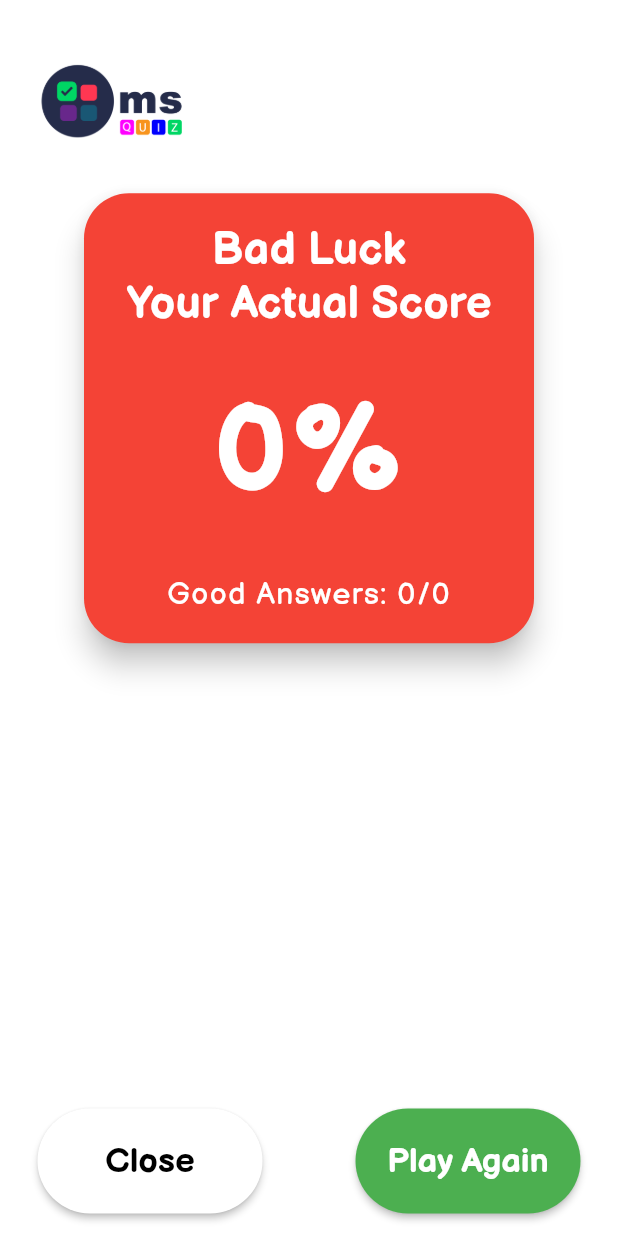
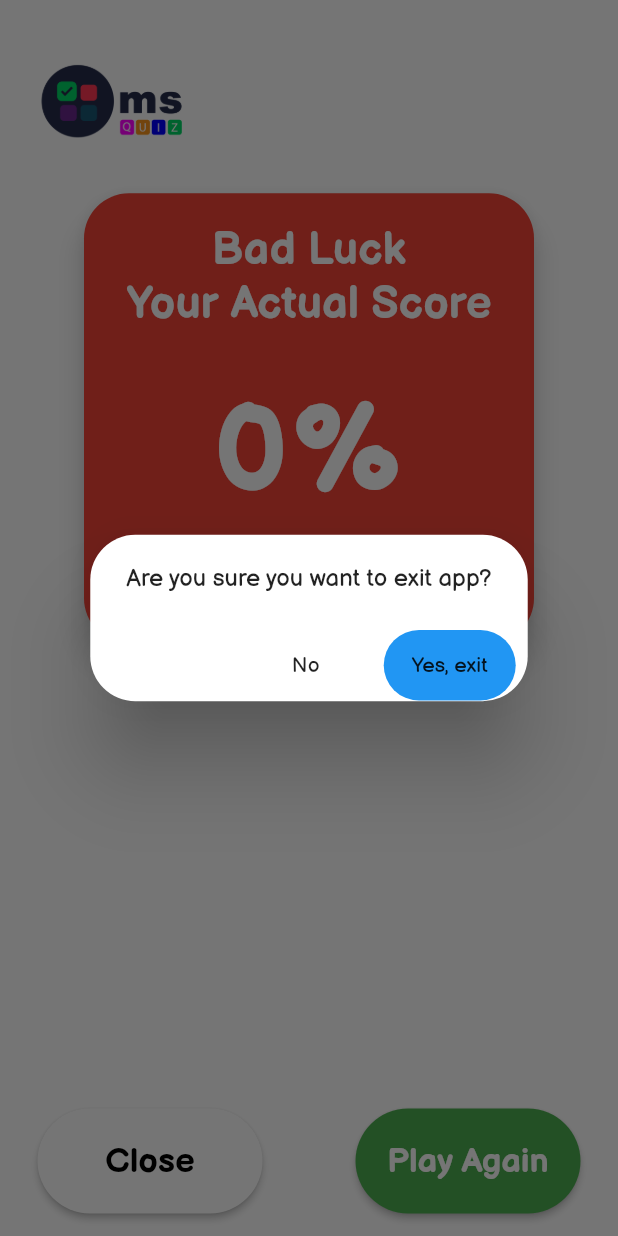
Before and after one commit to Filiponesco/quizomania, a Flutter app: the ResultPage screen opened directly with empty values, after a tap on "Close", on a phone screen of 412 x 824 dp. Run offline on Flutter 3.47's test engine with Material 2 defaults, Android fonts, the phone set to English and light mode, and no system bars; our stand-ins replace auto_size_text, bloc, flutter_bloc, numberpicker.

Commit message:
add confirm dialog

```diff
--- /dev/null
+++ b/lib/screens/confirm_dialog.dart
@@ -0,0 +1,42 @@
+import 'package:flutter/material.dart';
+import 'package:quizomania/widgets/big_button.dart';
+
+class ConfirmDialog extends StatelessWidget {
+  final String content;
+  ConfirmDialog({this.content});
+
+  @override
+  Widget build(BuildContext context) {
+    return AlertDialog(
+      actionsPadding: EdgeInsets.symmetric(horizontal: 8),
+      shape: RoundedRectangleBorder(
+        borderRadius: BorderRadius.circular(30),
+      ),
+      content: Text(
+          content,
+          style: TextStyle(fontFamily: 'Balsamiq')),
+      actions: <Widget>[
+        FlatButton(
+          padding: EdgeInsets.all(15),
+          shape: RoundedRectangleBorder(
+              borderRadius: BorderRadius.circular(25)),
+          child: Text('No', style: TextStyle(fontFamily: 'Balsamiq')),
+          onPressed: () {
+            Navigator.of(context).pop(false);
+          },
+        ),
+        FlatButton(
+          padding: EdgeInsets.all(15),
+          shape: RoundedRectangleBorder(
+              borderRadius: BorderRadius.circular(25)),
+          color: Colors.blue,
+          child: Text('Yes, exit',
+              style: TextStyle(fontFamily: 'Balsamiq')),
+          onPressed: () {
+            Navigator.of(context).pop(true);
+          },
+        ),
+      ],
+    );
+  }
+}
--- a/lib/screens/result_page.dart
+++ b/lib/screens/result_page.dart
@@ -2,6 +2,7 @@ import 'package:flutter/cupertino.dart';
 import 'package:flutter/material.dart';
 import 'package:flutter/services.dart';
 import 'package:quizomania/main.dart';
+import 'package:quizomania/screens/confirm_dialog.dart';
 import 'package:quizomania/widgets/big_button.dart';
 import 'package:quizomania/widgets/my_back_button.dart';
 
@@ -10,33 +11,37 @@ class ResultPage extends StatelessWidget {
   final int score;
   final int totalScore;
   final double percentage;
-  ResultPage({@required this.score, @required this.totalScore, @required this.percentage});
+
+  ResultPage(
+      {@required this.score, @required this.totalScore, @required this.percentage});
+
   @override
   Widget build(BuildContext context) {
     String _description;
     Color _colorCard;
-    if(percentage < 0.33){
+    if (percentage < 0.33) {
       _description = 'Bad Luck';
       _colorCard = Colors.red;
     }
-    else if(percentage < 0.5){
+    else if (percentage < 0.5) {
       _description = 'Not bad';
       _colorCard = Colors.orange;
     }
-    else if(percentage < 0.75){
+    else if (percentage < 0.75) {
       _description = 'Good Job!';
       _colorCard = Colors.green;
     }
-    else{
+    else {
       _description = 'Congratulations!';
       _colorCard = Colors.blue;
     }
     return Scaffold(
         backgroundColor: Colors.white,
         body: Padding(
-        padding: const EdgeInsets.only(left: 25, right: 25, top: 40, bottom: 15),
+          padding: const EdgeInsets.only(
+              left: 25, right: 25, top: 40, bottom: 15),
           child: Stack(
-          children:<Widget>[ Column(
+              children: <Widget>[ Column(
                   crossAxisAlignment: CrossAxisAlignment.start,
                   children: <Widget>[
                     Image(
@@ -69,7 +74,7 @@ class ResultPage extends StatelessWidget {
                                   ),
                                 ),
                                 Text(
-                              '${(percentage*100).floor()}%',
+                                  '${(percentage * 100).floor()}%',
                                   textAlign: TextAlign.center,
                                   style: TextStyle(
                                       fontSize: 80.0,
@@ -108,14 +113,21 @@ class ResultPage extends StatelessWidget {
                         color: Colors.white,
                         text: 'Close',
                         onPressed: () {
-                      SystemNavigator.pop();
+                          showDialog(context: context,
+                              builder: (context){
+                            return ConfirmDialog(
+                                content: 'Are you sure you want to exit app?');
+                            //SystemNavigator.pop();
+                          }
+                          );
                         },
                       ),
                       BigButton(
                         color: Colors.green,
                         text: 'Play Again',
                         onPressed: () {
-                      Navigator.popUntil(context, ModalRoute.withName('/category'));
+                          Navigator.push(
+                              context, MaterialPageRoute(builder: (context)=> MyHomePage()));
                         },
                       ),
                     ],
--- a/lib/widgets/my_back_button.dart
+++ b/lib/widgets/my_back_button.dart
@@ -3,10 +3,12 @@ import 'package:flutter/material.dart';
 class MyBackButton extends StatelessWidget {
   final double radius;
   final Function onPressed;
+  final IconData icon;
   const MyBackButton({
     Key key,
     this.radius = 70,
-    this.onPressed
+    this.onPressed,
+    this.icon = Icons.arrow_back
   }) : super(key: key);
 
   @override
@@ -20,7 +22,7 @@ class MyBackButton extends StatelessWidget {
           borderRadius: BorderRadius.circular(radius),
         ),
         child: Icon(
-            Icons.arrow_back
+            icon
         ),
         onPressed: onPressed,
       ),
```
Also changed, not shown: lib/main.dart (+3 -10 lines), lib/screens/question_page.dart (+29 -7 lines). Lines whose indentation alone changed are shown as unchanged.
